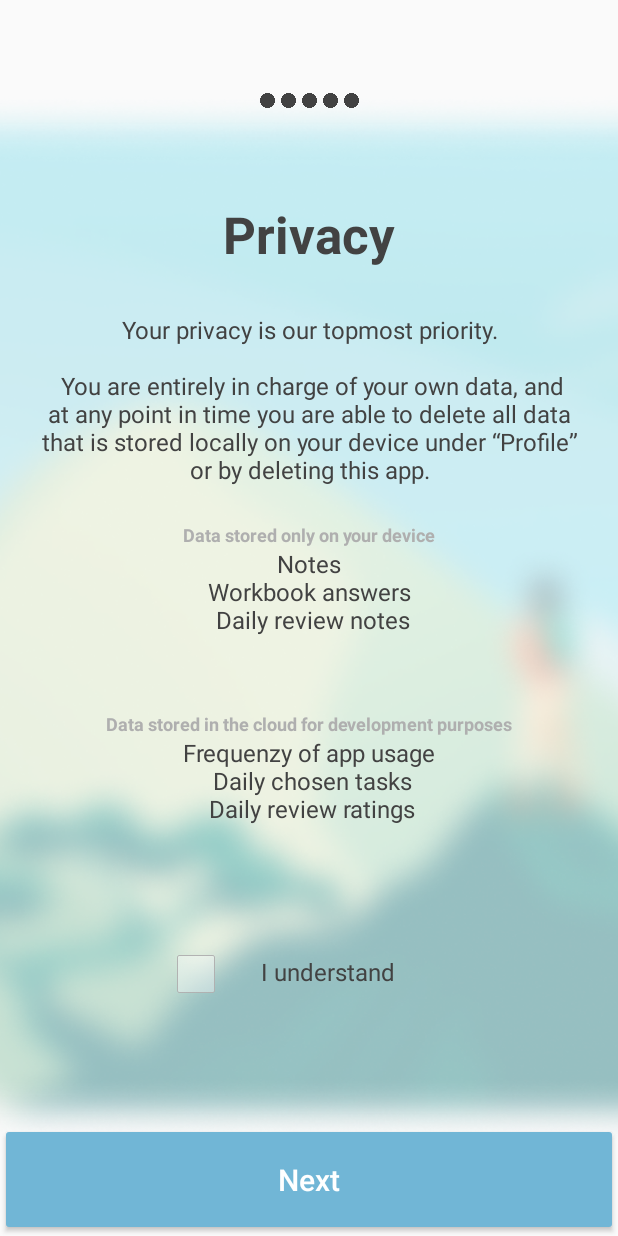
After one commit to kajgaard/MentaliTree, an Android app: the Onboarding2 screen opened directly, with no data from a screen before it, on a phone screen of 412 x 824 dp. The commit adds this screen. Run offline under Robolectric (Android 15) with nearby library versions, the phone set to English and light mode, and no system bars.

Commit message:
onboarding 1 and 2 working

```diff
--- a/app/src/main/java/com/example/mentalitree/LauncherActivity.java
+++ b/app/src/main/java/com/example/mentalitree/LauncherActivity.java
@@ -21,7 +21,7 @@ public class LauncherActivity extends AppCompatActivity {
         fakeValueAsTrue();
 
         if(hasExistingUser()){
-            Intent intent = new Intent(this, LogInActivity.class);
+            Intent intent = new Intent(this, OnboardingActivity.class);
             startActivity(intent);
         }else{
             Intent intent = new Intent(this, OnboardingActivity.class);
--- /dev/null
+++ b/app/src/main/java/com/example/mentalitree/Onboarding2.java
@@ -0,0 +1,47 @@
+package com.example.mentalitree;
+
+import android.content.Intent;
+import android.os.Bundle;
+import android.view.View;
+import android.widget.ImageView;
+import android.widget.Button;
+import android.widget.LinearLayout;
+import android.widget.Toast;
+
+import androidx.appcompat.app.AppCompatActivity;
+
+public class Onboarding2 extends AppCompatActivity implements View.OnClickListener {
+    boolean checkedBool = false;
+    Button nextBtn;
+    LinearLayout checkboxLl;
+    ImageView checkboxIv;
+    @Override
+    protected void onCreate(Bundle savedInstanceState) {
+        super.onCreate(savedInstanceState);
+        setContentView(R.layout.activity_onboarding2);
+        nextBtn = findViewById(R.id.goToOnboarding3btn);
+        nextBtn.setOnClickListener(this);
+        checkboxLl = findViewById(R.id.understandCheck);
+        checkboxLl.setOnClickListener(this);
+        checkboxIv = findViewById(R.id.uncheckedBoxIv);
+
+
+    }
+
+    @Override
+    public void onClick(View view) {
+        if(view == checkboxLl && !checkedBool){
+            checkboxIv.setImageResource(R.drawable.checked_box);
+            checkedBool = true;
+        } else if (view == checkboxLl && checkedBool) {
+            checkboxIv.setImageResource(R.drawable.unchecked_box);
+            checkedBool = false;
+        }
+        if(view == nextBtn && checkedBool){
+            Intent intent = new Intent(this, Onboarding3.class);
+            startActivity(intent);
+        } else if (view == nextBtn && !checkedBool) {
+            Toast.makeText(this, "Sorry! We cannot proceed if you do not accept the privacy terms", Toast.LENGTH_SHORT).show();
+        }
+    }
+}
--- /dev/null
+++ b/app/src/main/res/layout/activity_onboarding2.xml
@@ -0,0 +1,218 @@
+<?xml version="1.0" encoding="utf-8"?>
+<androidx.constraintlayout.widget.ConstraintLayout xmlns:android="http://schemas.android.com/apk/res/android"
+    xmlns:app="http://schemas.android.com/apk/res-auto"
+    xmlns:tools="http://schemas.android.com/tools"
+    android:id="@+id/main"
+    android:layout_width="match_parent"
+    android:layout_height="match_parent"
+    tools:context=".Onboarding2">
+
+    <ImageView
+        android:id="@+id/backgroundIv"
+        android:layout_width="wrap_content"
+        android:layout_height="wrap_content"
+        android:scaleType="centerCrop"
+        android:src="@drawable/background_blurred"
+        app:layout_constraintBottom_toBottomOf="parent"
+        app:layout_constraintEnd_toEndOf="parent"
+        app:layout_constraintStart_toStartOf="parent"
+        app:layout_constraintTop_toTopOf="parent" />
+
+    <TextView
+        android:id="@+id/PrivacyTV"
+        android:layout_width="wrap_content"
+        android:layout_height="wrap_content"
+        android:text="Privacy"
+        android:textColor="#424242"
+        android:textSize="34sp"
+        android:textStyle="bold"
+        app:layout_constraintBottom_toBottomOf="parent"
+        app:layout_constraintEnd_toEndOf="parent"
+        app:layout_constraintStart_toStartOf="parent"
+        app:layout_constraintTop_toTopOf="parent"
+        app:layout_constraintVertical_bias="0.171" />
+
+    <TextView
+        android:id="@+id/YourPrivacyTV"
+        android:layout_width="0dp"
+        android:layout_height="wrap_content"
+        android:layout_marginStart="25dp"
+        android:layout_marginTop="30dp"
+        android:layout_marginEnd="25dp"
+        android:text="Your privacy is our topmost priority.\n\n You are entirely in charge of your own data, and at any point in time you are able to delete all data that is stored locally on your device under “Profile” or by deleting this app."
+        android:textAlignment="center"
+        android:textColor="#424242"
+        android:textSize="16sp"
+        app:layout_constraintEnd_toEndOf="parent"
+        app:layout_constraintStart_toStartOf="parent"
+        app:layout_constraintTop_toBottomOf="@+id/PrivacyTV" />
+
+    <TextView
+        android:id="@+id/SavedLocallyTitleTv"
+        android:layout_width="0dp"
+        android:layout_height="wrap_content"
+        android:layout_marginStart="25dp"
+        android:layout_marginTop="24dp"
+        android:layout_marginEnd="25dp"
+        android:text="Data stored only on your device"
+        android:textAlignment="center"
+        android:textStyle="bold"
+        android:textColor="#AFAFAF"
+        android:textSize="12sp"
+        app:layout_constraintEnd_toEndOf="parent"
+        app:layout_constraintHorizontal_bias="0.0"
+        app:layout_constraintStart_toStartOf="parent"
+        app:layout_constraintTop_toBottomOf="@+id/YourPrivacyTV" />
+
+    <TextView
+        android:id="@+id/SavedLocallyTextTv"
+        android:layout_width="0dp"
+        android:layout_height="wrap_content"
+        android:layout_marginStart="25dp"
+        android:layout_marginEnd="25dp"
+        android:text="Notes\n Workbook answers \n Daily review notes"
+        android:textAlignment="center"
+        android:textColor="#424242"
+        android:textSize="16sp"
+        app:layout_constraintEnd_toEndOf="parent"
+        app:layout_constraintHorizontal_bias="0.0"
+        app:layout_constraintStart_toStartOf="parent"
+        app:layout_constraintTop_toBottomOf="@+id/SavedLocallyTitleTv" />
+
+    <TextView
+        android:id="@+id/StoredInCloudTv"
+        android:layout_width="0dp"
+        android:layout_height="wrap_content"
+        android:layout_marginStart="25dp"
+        android:layout_marginTop="50dp"
+        android:layout_marginEnd="25dp"
+        android:text="Data stored in the cloud for development purposes"
+        android:textAlignment="center"
+        android:textColor="#AFAFAF"
+        android:textSize="12sp"
+        android:textStyle="bold"
+        app:layout_constraintEnd_toEndOf="parent"
+        app:layout_constraintHorizontal_bias="0.0"
+        app:layout_constraintStart_toStartOf="parent"
+        app:layout_constraintTop_toBottomOf="@+id/SavedLocallyTextTv" />
+
+    <TextView
+        android:id="@+id/SavedInCloudTextTv"
+        android:layout_width="0dp"
+        android:layout_height="wrap_content"
+        android:layout_marginStart="25dp"
+        android:layout_marginEnd="25dp"
+        android:text="Frequenzy of app usage\n Daily chosen tasks\n Daily review ratings"
+        android:textAlignment="center"
+        android:textColor="#424242"
+        android:textSize="16sp"
+        app:layout_constraintEnd_toEndOf="parent"
+        app:layout_constraintHorizontal_bias="0.0"
+        app:layout_constraintStart_toStartOf="parent"
+        app:layout_constraintTop_toBottomOf="@+id/StoredInCloudTv" />
+
+    <LinearLayout
+
+        android:id="@+id/understandCheck"
+        android:layout_width="wrap_content"
+        android:layout_height="wrap_content"
+        android:orientation="horizontal"
+        app:layout_constraintBottom_toTopOf="@+id/goToOnboarding3btn"
+        app:layout_constraintEnd_toEndOf="parent"
+        app:layout_constraintStart_toStartOf="parent"
+        app:layout_constraintTop_toBottomOf="@+id/SavedInCloudTextTv">
+
+        <ImageView
+            android:id="@+id/uncheckedBoxIv"
+            android:layout_width="25dp"
+            android:layout_height="25dp"
+            android:src="@drawable/unchecked_box"
+            app:layout_constraintBottom_toBottomOf="parent"
+            app:layout_constraintEnd_toEndOf="parent"
+            app:layout_constraintHorizontal_bias="0.311"
+            app:layout_constraintStart_toStartOf="parent"
+            app:layout_constraintTop_toTopOf="parent"
+            app:layout_constraintVertical_bias="0.843" />
+
+        <TextView
+            android:id="@+id/IUnderstandTv"
+            android:layout_width="100dp"
+            android:layout_height="wrap_content"
+            android:layout_marginStart="25dp"
+            android:layout_marginEnd="25dp"
+            android:text="I understand"
+            android:textAlignment="center"
+            android:textColor="#424242"
+            android:textSize="16sp" />
+
+    </LinearLayout>
+
+    <Button
+        android:id="@+id/goToOnboarding3btn"
+        android:textAllCaps="false"
+        android:layout_width="0dp"
+        android:layout_height="75dp"
+        android:backgroundTint="#71B6D6"
+        android:textSize="20sp"
+        android:textColor="#ffffff"
+        android:text="Next"
+        app:layout_constraintBottom_toBottomOf="parent"
+        app:layout_constraintEnd_toEndOf="parent"
+        app:layout_constraintHorizontal_bias="0.0"
+        app:layout_constraintStart_toStartOf="parent" />
+
+    <LinearLayout
+
+        android:id="@+id/navigationDots"
+        android:layout_width="wrap_content"
+        android:layout_height="wrap_content"
+        android:orientation="horizontal"
+        app:layout_constraintBottom_toTopOf="@+id/PrivacyTV"
+        app:layout_constraintEnd_toEndOf="parent"
+        app:layout_constraintStart_toStartOf="parent"
+        app:layout_constraintTop_toTopOf="parent">
+
+        <ImageView
+            android:id="@+id/dot1Iv"
+            android:layout_width="10dp"
+            android:layout_height="10dp"
+            android:layout_marginLeft="2dp"
+            android:layout_marginRight="2dp"
+            android:src="@drawable/filled_dot_icon" />
+
+        <ImageView
+            android:id="@+id/dot2Iv"
+            android:layout_width="10dp"
+            android:layout_height="10dp"
+            android:layout_marginLeft="2dp"
+            android:layout_marginRight="2dp"
+            android:src="@drawable/filled_dot_icon" />
+
+        <ImageView
+            android:id="@+id/dot3Iv"
+            android:layout_width="10dp"
+            android:layout_height="10dp"
+            android:layout_marginLeft="2dp"
+            android:layout_marginRight="2dp"
+            android:src="@drawable/filled_dot_icon" />
+
+        <ImageView
+            android:id="@+id/dot4Iv"
+            android:layout_width="10dp"
+            android:layout_height="10dp"
+            android:layout_marginLeft="2dp"
+            android:layout_marginRight="2dp"
+            android:src="@drawable/filled_dot_icon" />
+
+        <ImageView
+            android:id="@+id/dot5Iv"
+            android:layout_width="10dp"
+            android:layout_height="10dp"
+            android:layout_marginLeft="2dp"
+            android:layout_marginRight="2dp"
+            android:src="@drawable/filled_dot_icon" />
+
+
+    </LinearLayout>
+
+</androidx.constraintlayout.widget.ConstraintLayout>
```
Also changed, not shown: app/src/main/AndroidManifest.xml (+12 -0 lines), app/src/main/java/com/example/mentalitree/Onboarding3.java (added, +52 -0 lines), app/src/main/java/com/example/mentalitree/Onboarding4.java (added, +18 -0 lines), app/src/main/java/com/example/mentalitree/Onboarding5.java (added, +18 -0 lines), app/src/main/java/com/example/mentalitree/OnboardingActivity.java (+18 -5 lines), app/src/main/res/layout/activity_onboarding3.xml (renamed from app/src/main/java/com/example/mentalitree/ui/today/WorkbookTaskFragment.java, +150 -140 lines), app/src/main/res/layout/activity_onboarding4.xml (added, +10 -0 lines), app/src/main/res/layout/activity_onboarding5.xml (added, +10 -0 lines), app/src/main/res/drawable/background.png (added), app/src/main/res/drawable/background_blurred.png (added), app/src/main/res/drawable/checked_box.png (added), app/src/main/res/drawable/filled_dot_icon.png (added), app/src/main/res/drawable/unchecked_box.png (added), app/src/main/res/drawable/unfilled_dot_icon.png (added).
